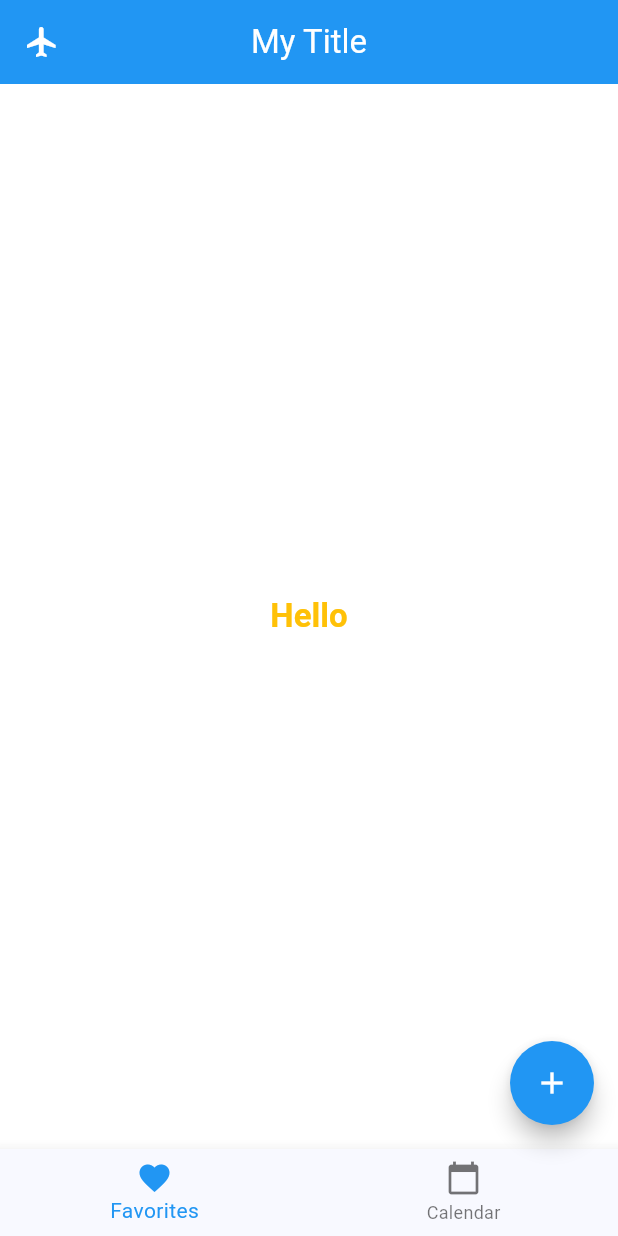
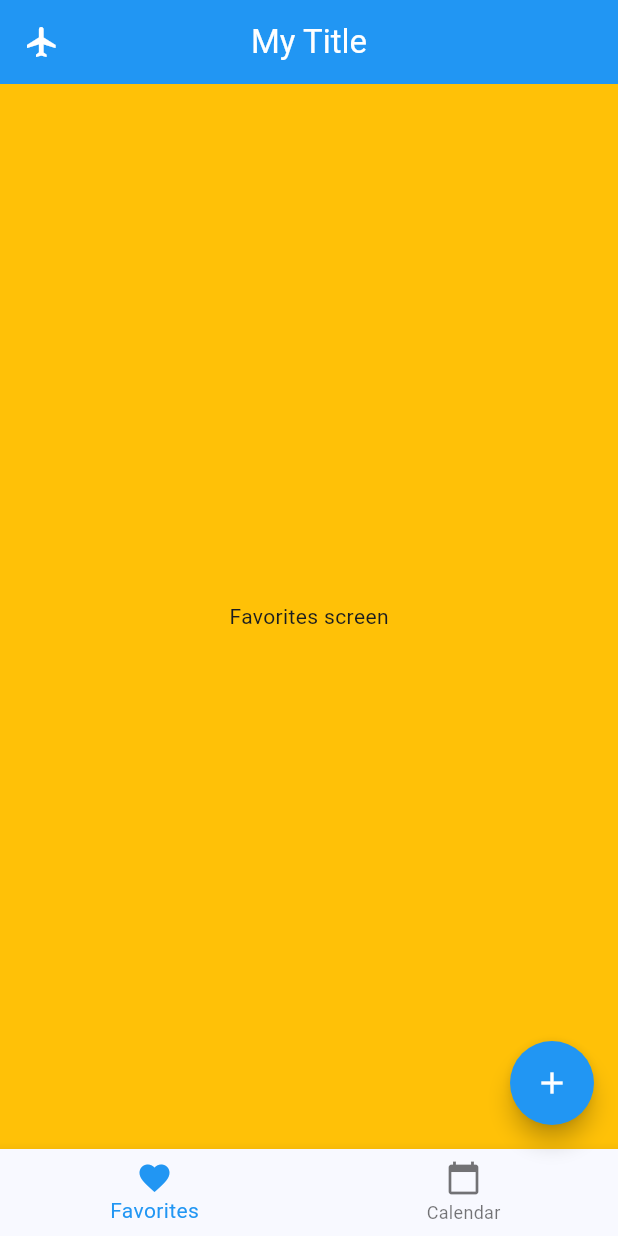
Before and after one commit to ArchOrn/flutter_5iwj_2024, a Flutter app: the screen it shows after launch, on a phone screen of 412 x 824 dp. Run offline on Flutter 3.47's test engine with Material 3 defaults, Android fonts, the phone set to English and light mode, and no system bars.

Commit message:
Demo with StatefulWidget and screen switch

```diff
--- a/lib/app.dart
+++ b/lib/app.dart
@@ -1,4 +1,6 @@
 import 'package:flutter/material.dart';
+import 'package:flutter_5iwj_2024/calendar_screen.dart';
+import 'package:flutter_5iwj_2024/favorites_screen.dart';
 
 class App extends StatelessWidget {
   const App({super.key});
@@ -23,8 +25,20 @@ class App extends StatelessWidget {
   }
 }
 
-class Home extends StatelessWidget {
+class Home extends StatefulWidget {
   const Home({super.key});
+
+  @override
+  State<Home> createState() => _HomeState();
+}
+
+class _HomeState extends State<Home> {
+  final screens = [
+    const FavoritesScreen(),
+    const CalendarScreen(),
+  ];
+
+  int _currentIndex = 0;
 
   @override
   Widget build(BuildContext context) {
@@ -47,13 +61,12 @@ class Home extends StatelessWidget {
         ),
       ),
       backgroundColor: Colors.white,
-      body: Center(
-        child: Text(
-          'Hello',
-          style: Theme.of(context).textTheme.displayMedium,
-        ),
-      ),
+      body: screens[_currentIndex],
       bottomNavigationBar: BottomNavigationBar(
+        currentIndex: _currentIndex,
+        onTap: (index) {
+          setState(() => _currentIndex = index);
+        },
         selectedItemColor: Colors.blue,
         items: const [
           BottomNavigationBarItem(
--- /dev/null
+++ b/lib/favorites_screen.dart
@@ -0,0 +1,15 @@
+import 'package:flutter/material.dart';
+
+class FavoritesScreen extends StatelessWidget {
+  const FavoritesScreen({super.key});
+
+  @override
+  Widget build(BuildContext context) {
+    return Container(
+      color: Colors.amber,
+      child: const Center(
+        child: Text('Favorites screen'),
+      ),
+    );
+  }
+}
```
Also changed, not shown: lib/calendar_screen.dart (added, +15 -0 lines).
